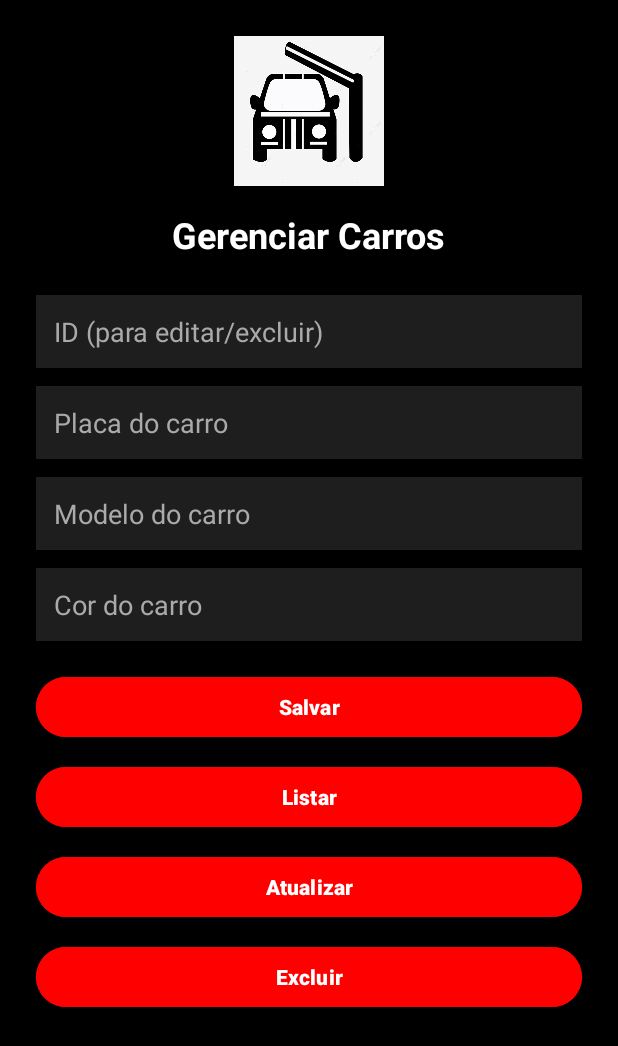
After one commit to EZ2DANTAS/Car_Parking, an Android app: the EstacionamentoActivity screen opened directly, with no data from a screen before it, on a phone screen of 412 x 824 dp. The commit adds this screen. Shown: the top 1046 px of the screen. Run offline under Robolectric (Android 15) with nearby library versions, the phone set to English and light mode, and no system bars.

Commit message:
Implementa cadastro de carros e tela de estacionamento

```diff
--- a/app/src/main/AndroidManifest.xml
+++ b/app/src/main/AndroidManifest.xml
@@ -13,6 +13,9 @@
         android:theme="@style/Theme.Projeto"
         tools:targetApi="31">
         <activity
+            android:name=".EstacionamentoActivity"
+            android:exported="false" />
+        <activity
             android:name=".activity_cadastro"
             android:exported="false" />
         <activity
--- /dev/null
+++ b/app/src/main/java/com/example/projeto/CriaBanco.java
@@ -0,0 +1,43 @@
+package com.example.projeto;
+
+import android.content.Context;
+import android.database.sqlite.SQLiteDatabase;
+import android.database.sqlite.SQLiteOpenHelper;
+
+public class CriaBanco extends SQLiteOpenHelper {
+
+    public CriaBanco(Context context) {
+        super(context, "Estacionamento.db", null, 1);
+    }
+
+    @Override
+    public void onCreate(SQLiteDatabase sqLiteDatabase) {
+        String sql = "CREATE TABLE usuarios("+
+                "id INTEGER PRIMARY KEY AUTOINCREMENT, "+
+                "nome TEXT NOT NULL, "+
+                "email TEXT NOT NULL, "+
+                "senha TEXT NOT NULL, "+
+                "cpf TEXT NOT NULL, "+
+                "rg TEXT NOT NULL, "+
+                "endereco TEXT NOT NULL,"+
+                "telefone TEXT NOT NULL);";
+
+        String sqlCarros = "CREATE TABLE carros (" +
+                "id INTEGER PRIMARY KEY AUTOINCREMENT, " +
+                "placa TEXT NOT NULL, " +
+                "modelo TEXT NOT NULL, " +
+                "cor TEXT NOT NULL, " +
+                "id_usuario INTEGER, " +
+                "FOREIGN KEY(id_usuario) REFERENCES usuarios(id));";
+
+        sqLiteDatabase.execSQL(sql);
+        sqLiteDatabase.execSQL(sqlCarros);
+    }
+
+    @Override
+    public void onUpgrade(SQLiteDatabase sqLiteDatabase, int antigaVersao, int novaVersao) {
+        sqLiteDatabase.execSQL("DROP TABLE IF EXISTS carros");
+        sqLiteDatabase.execSQL("DROP TABLE IF EXISTS usuarios");
+        onCreate(sqLiteDatabase);
+    }
+}
--- /dev/null
+++ b/app/src/main/java/com/example/projeto/EstacionamentoActivity.java
@@ -0,0 +1,126 @@
+package com.example.projeto;
+
+import android.content.ContentValues;
+import android.database.Cursor;
+import android.database.sqlite.SQLiteDatabase;
+import android.os.Bundle;
+import android.widget.Button;
+import android.widget.EditText;
+import android.widget.Toast;
+
+import androidx.activity.EdgeToEdge;
+import androidx.appcompat.app.AlertDialog;
+import androidx.appcompat.app.AppCompatActivity;
+import androidx.core.graphics.Insets;
+import androidx.core.view.ViewCompat;
+import androidx.core.view.WindowInsetsCompat;
+
+public class EstacionamentoActivity extends AppCompatActivity {
+
+    EditText editId, editPlaca, editModelo, editCor;
+    Button btnSalvar, btnListar, btnAtualizar, btnExcluir;
+    SQLiteDatabase db;
+
+    @Override
+    protected void onCreate(Bundle savedInstanceState) {
+        super.onCreate(savedInstanceState);
+        setContentView(R.layout.activity_estacionamento);
+
+        editId = findViewById(R.id.editId);
+        editPlaca = findViewById(R.id.editPlaca);
+        editModelo = findViewById(R.id.editModelo);
+        editCor = findViewById(R.id.editCor);
+
+        btnSalvar = findViewById(R.id.btnSalvar);
+        btnListar = findViewById(R.id.btnListar);
+        btnAtualizar = findViewById(R.id.btnAtualizar);
+        btnExcluir = findViewById(R.id.btnExcluir);
+
+        CriaBanco banco = new CriaBanco(this);
+        db = banco.getWritableDatabase();
+
+        btnSalvar.setOnClickListener(v -> {
+            ContentValues valores = new ContentValues();
+            valores.put("placa", editPlaca.getText().toString());
+            valores.put("modelo", editModelo.getText().toString());
+            valores.put("cor", editCor.getText().toString());
+
+            long resultado = db.insert("carros", null, valores);
+            if (resultado != -1) {
+                Toast.makeText(this, "Carro salvo!", Toast.LENGTH_SHORT).show();
+                limparCampos();
+            } else {
+                Toast.makeText(this, "Erro ao salvar", Toast.LENGTH_SHORT).show();
+            }
+        });
+
+        btnListar.setOnClickListener(v -> {
+            Cursor cursor = db.rawQuery("SELECT * FROM carros", null);
+            if (cursor.getCount() > 0) {
+                StringBuilder sb = new StringBuilder();
+                while (cursor.moveToNext()) {
+                    sb.append("ID: ").append(cursor.getInt(0)).append("\n");
+                    sb.append("Placa: ").append(cursor.getString(1)).append("\n");
+                    sb.append("Modelo: ").append(cursor.getString(2)).append("\n");
+                    sb.append("Cor: ").append(cursor.getString(3)).append("\n\n");
+                }
+                mostrarDialogo("Lista de Carros", sb.toString());
+            } else {
+                Toast.makeText(this, "Nenhum carro cadastrado", Toast.LENGTH_SHORT).show();
+            }
+            cursor.close();
+        });
+
+        btnAtualizar.setOnClickListener(v -> {
+            String id = editId.getText().toString();
+            if (id.isEmpty()) {
+                Toast.makeText(this, "Informe o ID", Toast.LENGTH_SHORT).show();
+                return;
+            }
+
+            ContentValues valores = new ContentValues();
+            valores.put("placa", editPlaca.getText().toString());
+            valores.put("modelo", editModelo.getText().toString());
+            valores.put("cor", editCor.getText().toString());
+
+            int linhas = db.update("carros", valores, "id = ?", new String[]{id});
+            if (linhas > 0) {
+                Toast.makeText(this, "Carro atualizado!", Toast.LENGTH_SHORT).show();
+                limparCampos();
+            } else {
+                Toast.makeText(this, "ID não encontrado", Toast.LENGTH_SHORT).show();
+            }
+        });
+
+        btnExcluir.setOnClickListener(v -> {
+            String id = editId.getText().toString();
+            if (id.isEmpty()) {
+                Toast.makeText(this, "Informe o ID", Toast.LENGTH_SHORT).show();
+                return;
+            }
+
+            int linhas = db.delete("carros", "id = ?", new String[]{id});
+            if (linhas > 0) {
+                Toast.makeText(this, "Carro excluído!", Toast.LENGTH_SHORT).show();
+                limparCampos();
+            } else {
+                Toast.makeText(this, "ID não encontrado", Toast.LENGTH_SHORT).show();
+            }
+        });
+    }
+
+    private void limparCampos() {
+        editId.setText("");
+        editPlaca.setText("");
+        editModelo.setText("");
+        editCor.setText("");
+    }
+
+    private void mostrarDialogo(String titulo, String mensagem) {
+        new AlertDialog.Builder(this)
+                .setTitle(titulo)
+                .setMessage(mensagem)
+                .setPositiveButton("OK", null)
+                .show();
+    }
+}
--- /dev/null
+++ b/app/src/main/res/layout/activity_estacionamento.xml
@@ -0,0 +1,121 @@
+<?xml version="1.0" encoding="utf-8"?>
+<ScrollView xmlns:android="http://schemas.android.com/apk/res/android"
+    android:background="#000000"
+    android:layout_width="match_parent"
+    android:layout_height="match_parent">
+
+    <LinearLayout
+        android:orientation="vertical"
+        android:padding="24dp"
+        android:layout_width="match_parent"
+        android:layout_height="wrap_content">
+
+        <!-- Ícone ou imagem do estacionamento -->
+        <ImageView
+            android:id="@+id/imgEstacionamento"
+            android:layout_width="100dp"
+            android:layout_height="100dp"
+            android:layout_gravity="center"
+            android:layout_marginBottom="16dp"
+            android:src="@drawable/parking"
+            android:contentDescription="Ícone estacionamento" />
+
+        <TextView
+            android:layout_width="wrap_content"
+            android:layout_height="wrap_content"
+            android:text="Gerenciar Carros"
+            android:textColor="#FFFFFF"
+            android:textSize="24sp"
+            android:textStyle="bold"
+            android:layout_gravity="center"
+            android:layout_marginBottom="24dp" />
+
+        <!-- Campos de entrada -->
+        <EditText
+            android:id="@+id/editId"
+            android:layout_width="match_parent"
+            android:layout_height="wrap_content"
+            android:hint="ID (para editar/excluir)"
+            android:inputType="number"
+            android:background="#1E1E1E"
+            android:textColor="#FFFFFF"
+            android:textColorHint="#AAAAAA"
+            android:padding="12dp"
+            android:layout_marginBottom="12dp" />
+
+        <EditText
+            android:id="@+id/editPlaca"
+            android:layout_width="match_parent"
+            android:layout_height="wrap_content"
+            android:hint="Placa do carro"
+            android:background="#1E1E1E"
+            android:textColor="#FFFFFF"
+            android:textColorHint="#AAAAAA"
+            android:padding="12dp"
+            android:layout_marginBottom="12dp" />
+
+        <EditText
+            android:id="@+id/editModelo"
+            android:layout_width="match_parent"
+            android:layout_height="wrap_content"
+            android:hint="Modelo do carro"
+            android:background="#1E1E1E"
+            android:textColor="#FFFFFF"
+            android:textColorHint="#AAAAAA"
+            android:padding="12dp"
+            android:layout_marginBottom="12dp" />
+
+        <EditText
+            android:id="@+id/editCor"
+            android:layout_width="match_parent"
+            android:layout_height="wrap_content"
+            android:hint="Cor do carro"
+            android:background="#1E1E1E"
+            android:textColor="#FFFFFF"
+            android:textColorHint="#AAAAAA"
+            android:padding="12dp"
+            android:layout_marginBottom="20dp" />
+
+        <!-- Botões de ação -->
+        <Button
+            android:id="@+id/btnSalvar"
+            android:layout_width="match_parent"
+            android:layout_height="wrap_content"
+            android:text="Salvar"
+            android:textColor="#FFFFFF"
+            android:backgroundTint="#FF0000"
+            android:textStyle="bold"
+            android:layout_marginBottom="12dp" />
+
+        <Button
+            android:id="@+id/btnListar"
+            android:layout_width="match_parent"
+            android:layout_height="wrap_content"
+            android:text="Listar"
+            android:textColor="#FFFFFF"
+            android:backgroundTint="#FF0000"
+            android:textStyle="bold"
+            android:layout_marginBottom="12dp" />
+
+        <Button
+            android:id="@+id/btnAtualizar"
+            android:layout_width="match_parent"
+            android:layout_height="wrap_content"
+            android:text="Atualizar"
+            android:textColor="#FFFFFF"
+            android:backgroundTint="#FF0000"
+            android:textStyle="bold"
+            android:layout_marginBottom="12dp" />
+
+        <Button
+            android:id="@+id/btnExcluir"
+            android:layout_width="match_parent"
+            android:layout_height="wrap_content"
+            android:text="Excluir"
+            android:textColor="#FFFFFF"
+            android:backgroundTint="#FF0000"
+            android:textStyle="bold"
+            android:layout_marginBottom="20dp" />
+
+    </LinearLayout>
+</ScrollView>
```
Also changed, not shown: app/src/main/java/com/example/projeto/MainActivity.java (+71 -13 lines), app/src/main/java/com/example/projeto/activity_cadastro.java (+49 -6 lines).
